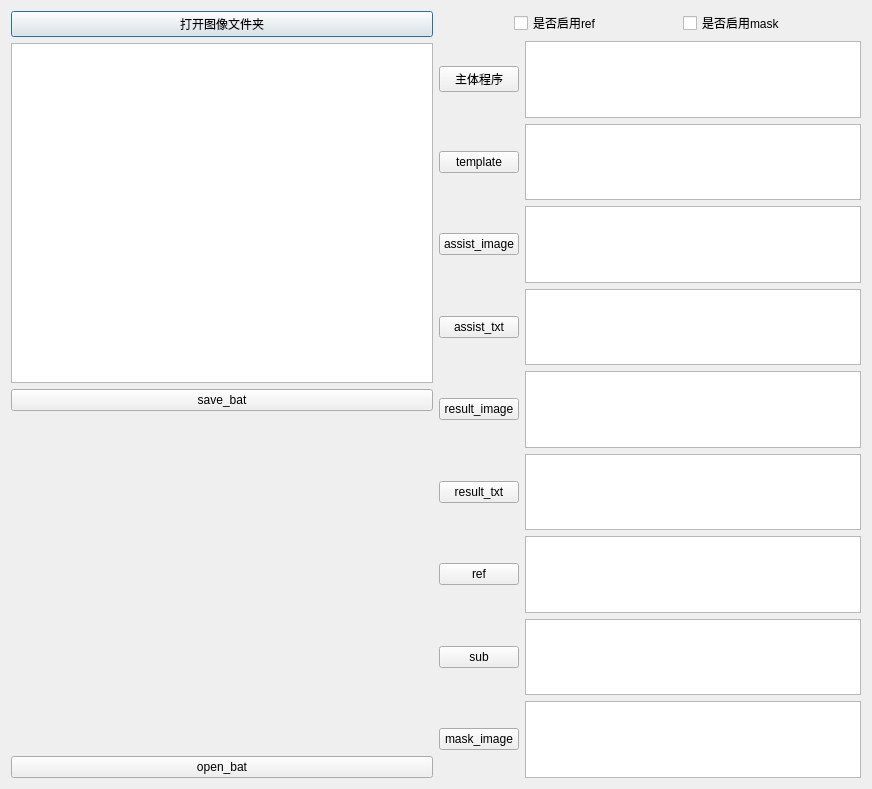
Before: the Qt Designer form generate_bat/dialog.ui in xiao110xy/qt_project, drawn with Qt 5.
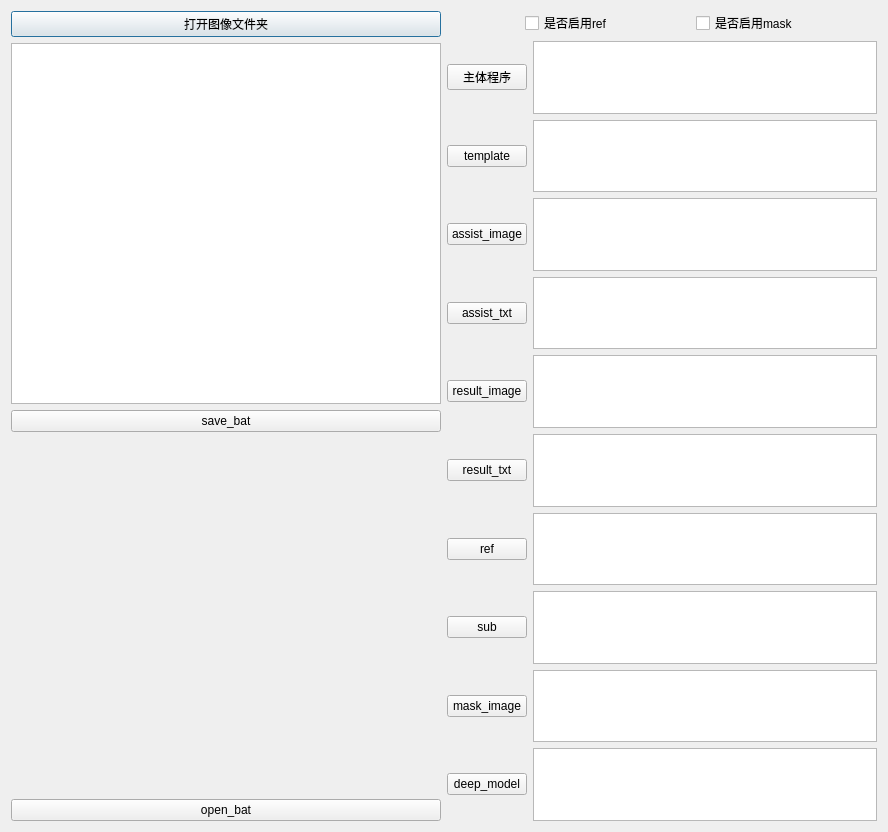
After: the same form once the commit is applied.

Patch:
```diff
--- a/generate_bat/dialog.ui
+++ b/generate_bat/dialog.ui
@@ -6,8 +6,8 @@
    <rect>
     <x>0</x>
     <y>0</y>
-    <width>872</width>
-    <height>789</height>
+    <width>888</width>
+    <height>832</height>
    </rect>
   </property>
   <property name="windowTitle">
@@ -240,6 +240,20 @@
        </item>
       </layout>
      </item>
+     <item>
+      <layout class="QHBoxLayout" name="horizontalLayout_11">
+       <item>
+        <widget class="QPushButton" name="deep_model">
+         <property name="text">
+          <string>deep_model</string>
+         </property>
+        </widget>
+       </item>
+       <item>
+        <widget class="QTextEdit" name="textEdit_deep_model"/>
+       </item>
+      </layout>
+     </item>
     </layout>
    </item>
   </layout>
```
Left out of the diff: 2 changed lines with no effect on the pictures.
